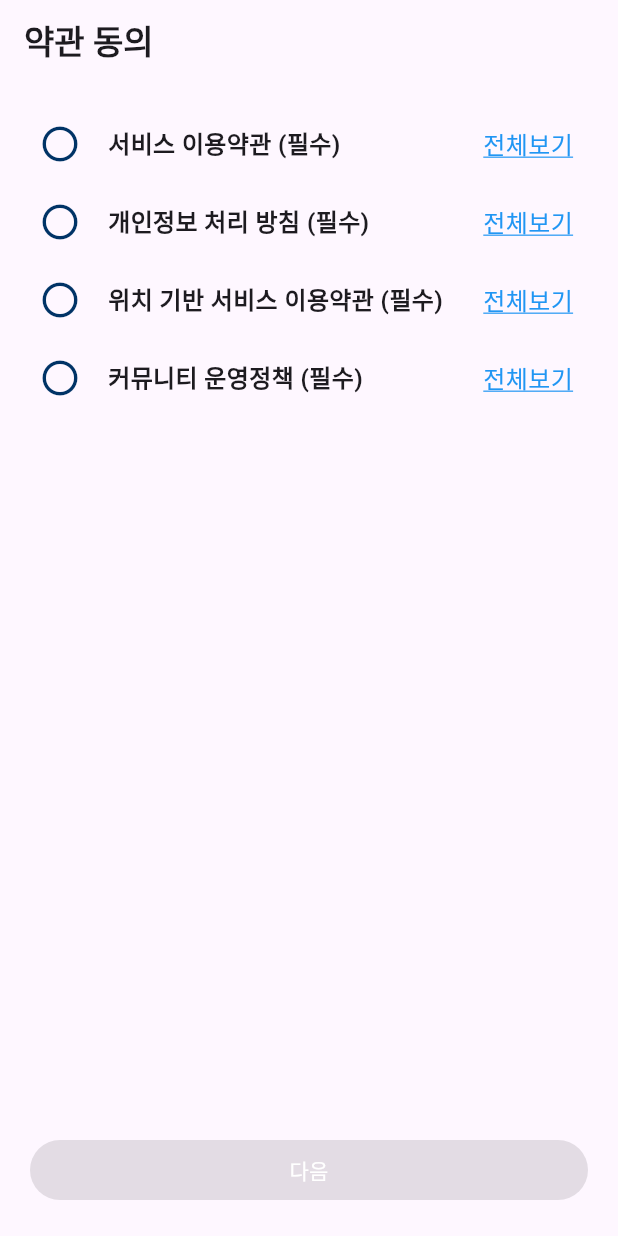
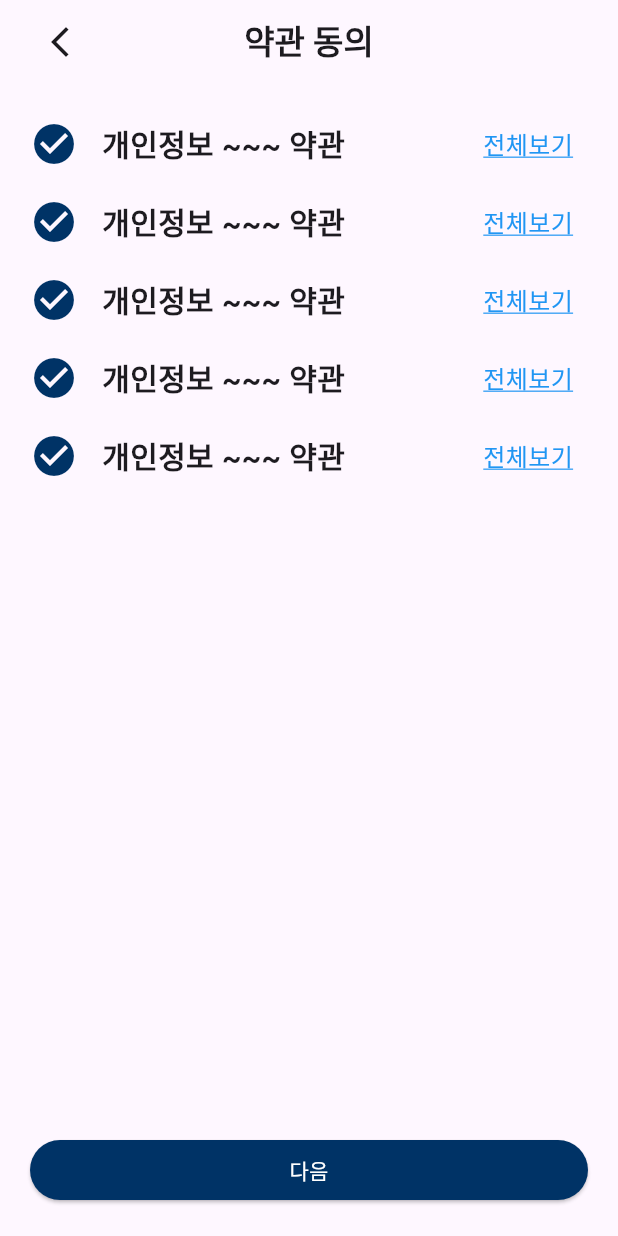
Before and after one commit to ENKH123/MiddleProject_ofcourse_ofcourse, a Flutter app: the TermsAgreeScreen screen opened by its route, on a phone screen of 412 x 824 dp. Run offline on Flutter 3.47's test engine with Material 3 defaults, Android fonts, the phone set to English and light mode, and no system bars; our stand-ins replace go_router, google_sign_in, image_picker, supabase_flutter; accounts and stored records are empty.

Commit message:
Revert "약관 동의 후 프로필 입력 후 프로필 입력 화면 이동"
This reverts commit b73f91ddad76bbbdd4e9817f5168d9b691ebdb0b.

```diff
--- a/lib/main.dart
+++ b/lib/main.dart
@@ -14,7 +14,6 @@ import 'package:of_course/screens/terms_mypage_screen.dart';
 import 'package:of_course/screens/view_my_post_page.dart';
 import 'package:of_course/screens/write_course_page.dart';
 import 'package:of_course/viewmodels/login_viewmodel.dart';
-import 'package:of_course/viewmodels/terms_viewmodel.dart';
 import 'package:provider/provider.dart';
 import 'package:supabase_flutter/supabase_flutter.dart';
 
@@ -31,7 +30,6 @@ Future<void> main() async {
     MultiProvider(
       providers: [
         ChangeNotifierProvider(create: (context) => LoginViewModel()),
-        ChangeNotifierProvider(create: (context) => TermsViewModel()),
       ],
       child: const MyApp(),
     ),
--- a/lib/screens/login_screen.dart
+++ b/lib/screens/login_screen.dart
@@ -19,7 +19,7 @@ class LoginScreen extends StatelessWidget {
                 context.go('/home'); // context.go를 사용하여 이전 스택을 지웁니다.
               } else {
                 // userAccount가 없으면 (예: 신규 사용자) '/register'로 이동
-                context.push('/terms');
+                context.push('/register');
               }
             }
 
--- a/lib/screens/register_screen.dart
+++ b/lib/screens/register_screen.dart
@@ -7,7 +7,6 @@ class RegisterScreen extends StatelessWidget {
   Widget build(BuildContext context) {
     return Scaffold(
       backgroundColor: Color(0xffFAFAFA),
-      appBar: AppBar(),
       body: SafeArea(
         child: Stack(
           children: [
--- a/lib/screens/terms_agree_screen.dart
+++ b/lib/screens/terms_agree_screen.dart
@@ -1,8 +1,4 @@
 import 'package:flutter/material.dart';
-import 'package:go_router/go_router.dart';
-import 'package:of_course/viewmodels/terms_viewmodel.dart';
-import 'package:provider/provider.dart';
-import 'package:url_launcher/url_launcher.dart';
 
 class TermsAgreeScreen extends StatelessWidget {
   const TermsAgreeScreen({super.key});
@@ -10,16 +6,9 @@ class TermsAgreeScreen extends StatelessWidget {
   @override
   Widget build(BuildContext context) {
     return Scaffold(
-      appBar: AppBar(
-        title: const Text(
-          "약관 동의",
-          style: TextStyle(fontWeight: FontWeight.bold),
-        ),
-      ),
+      appBar: AppBar(title: TermsAgreeAppBar()),
       body: SafeArea(
-        child: Consumer<TermsViewModel>(
-          builder: (context, viewmodel, child) {
-            return Padding(
+        child: Padding(
           padding: const EdgeInsets.all(20.0),
           child: Column(
             mainAxisAlignment: MainAxisAlignment.spaceBetween,
@@ -27,48 +16,16 @@ class TermsAgreeScreen extends StatelessWidget {
               Column(
                 spacing: 12,
                 children: [
-                      TermBox(
-                        termsName: '서비스 이용약관 (필수)',
-                        term: viewmodel.term01,
-                        onClick: () => viewmodel.termClick(1),
-                        termsLink:
-                            'https://mammoth-sassafras-ff5.notion.site/2a373873401a806bbd50c722ce583383?source=copy_link',
-                      ),
-                      TermBox(
-                        termsName: '개인정보 처리 방침 (필수)',
-                        term: viewmodel.term02,
-                        onClick: () => viewmodel.termClick(2),
-                        termsLink:
-                            'https://mammoth-sassafras-ff5.notion.site/2a373873401a80d4af70c36bfa4ce66a?source=copy_link',
-                      ),
-                      TermBox(
-                        termsName: '위치 기반 서비스 이용약관 (필수)',
-                        term: viewmodel.term03,
-                        onClick: () => viewmodel.termClick(3),
-                        termsLink:
-                            'https://mammoth-sassafras-ff5.notion.site/2a373873401a80b580eeefcb509a369b?source=copy_link',
-                      ),
-                      TermBox(
-                        termsName: '커뮤니티 운영정책 (필수)',
-                        term: viewmodel.term04,
-                        onClick: () => viewmodel.termClick(4),
-                        termsLink:
-                            'https://mammoth-sassafras-ff5.notion.site/2a373873401a80b1aefdde811dfc7ecf?source=copy_link',
-                      ),
+                  TermBox(),
+                  TermBox(),
+                  TermBox(),
+                  TermBox(),
+                  TermBox(),
                 ],
               ),
-                  NextButton(
-                    allCheck: viewmodel.allTermsAgreed
-                        ? () {
-                            context.push('/register');
-                            // viewmodel.DisAgree();
-                          }
-                        : null,
-                  ),
+              NextButton(),
             ],
           ),
-            );
-          },
         ),
       ),
     );
@@ -76,17 +33,7 @@ class TermsAgreeScreen extends StatelessWidget {
 }
 
 class TermBox extends StatelessWidget {
-  final String termsName;
-  final bool term;
-  final String termsLink;
-  final VoidCallback onClick;
-  const TermBox({
-    super.key,
-    required this.termsLink,
-    required this.termsName,
-    required this.term,
-    required this.onClick,
-  });
+  const TermBox({super.key});
 
   @override
   Widget build(BuildContext context) {
@@ -97,35 +44,29 @@ class TermBox extends StatelessWidget {
         mainAxisAlignment: MainAxisAlignment.spaceBetween,
         children: [
           Row(
-            spacing: 12,
+            spacing: 16,
             crossAxisAlignment: CrossAxisAlignment.center,
             children: [
               GestureDetector(
-                onTap: onClick,
-                child: SizedBox(
-                  width: 40,
-                  height: 40,
+                onTap: () {
+                  print("아이콘 눌림");
+                },
                 child: Icon(
-                    term ? Icons.check_circle : Icons.circle_outlined,
+                  Icons.check_circle,
                   color: Color(0xff003366),
-                    size: 28,
-                  ),
+                  size: 32,
                 ),
               ),
 
               Text(
-                termsName,
-                style: TextStyle(fontWeight: FontWeight.bold, fontSize: 16),
+                "개인정보 ~~~ 약관",
+                style: TextStyle(fontWeight: FontWeight.bold, fontSize: 20),
               ),
             ],
           ),
           GestureDetector(
-            onTap: () async {
+            onTap: () {
               print("전체보기 눌림");
-              final uri = Uri.parse(termsLink);
-              if (await canLaunchUrl(uri)) {
-                await launchUrl(uri);
-              }
             },
             // 버튼 영역 확장을 위해 SizedBox 사용
             child: SizedBox(
@@ -151,8 +92,7 @@ class TermBox extends StatelessWidget {
 }
 
 class NextButton extends StatelessWidget {
-  final VoidCallback? allCheck;
-  const NextButton({super.key, required this.allCheck});
+  const NextButton({super.key});
 
   @override
   Widget build(BuildContext context) {
@@ -160,9 +100,43 @@ class NextButton extends StatelessWidget {
       width: double.maxFinite,
       child: ElevatedButton(
         style: ElevatedButton.styleFrom(backgroundColor: Color(0xff003366)),
-        onPressed: allCheck,
+        onPressed: () {
+          print("다음 버튼 눌림");
+        },
         child: Text("다음", style: TextStyle(color: Colors.white)),
       ),
     );
   }
 }
+
+class TermsAgreeAppBar extends StatelessWidget {
+  const TermsAgreeAppBar({super.key});
+
+  @override
+  Widget build(BuildContext context) {
+    return Row(
+      children: [
+        Expanded(
+          child: Align(
+            alignment: Alignment.centerLeft,
+            child: IconButton(
+              onPressed: () {
+                print("뒤로가기 버튼 눌림");
+              },
+              icon: Icon(Icons.arrow_back_ios_new),
+            ),
+          ),
+        ),
+        Expanded(
+          child: Center(
+            child: const Text(
+              "약관 동의",
+              style: TextStyle(fontWeight: FontWeight.bold),
+            ),
+          ),
+        ),
+        Expanded(child: SizedBox()),
+      ],
+    );
+  }
+}
--- a/lib/viewmodels/terms_viewmodel.dart
+++ /dev/null
@@ -1,36 +0,0 @@
-import 'package:flutter/cupertino.dart';
-
-class TermsViewModel with ChangeNotifier {
-  bool _term01 = false;
-  bool _term02 = false;
-  bool _term03 = false;
-  bool _term04 = false;
-
-  bool get term01 => _term01;
-  bool get term02 => _term02;
-  bool get term03 => _term03;
-  bool get term04 => _term04;
-
-  bool get allTermsAgreed => _term01 && _term02 && _term03 && _term04;
-
-  void termClick(int index) {
-    if (index == 1) {
-      _term01 = !_term01;
-    } else if (index == 2) {
-      _term02 = !_term02;
-    } else if (index == 3) {
-      _term03 = !_term03;
-    } else if (index == 4) {
-      _term04 = !_term04;
-    }
-    notifyListeners();
-  }
-
-  void termDisAgree() {
-    _term01 = !_term01;
-    _term02 = !_term02;
-    _term03 = !_term03;
-    _term04 = !_term04;
-    notifyListeners();
-  }
-}
```
Lines whose indentation alone changed are shown as unchanged.
